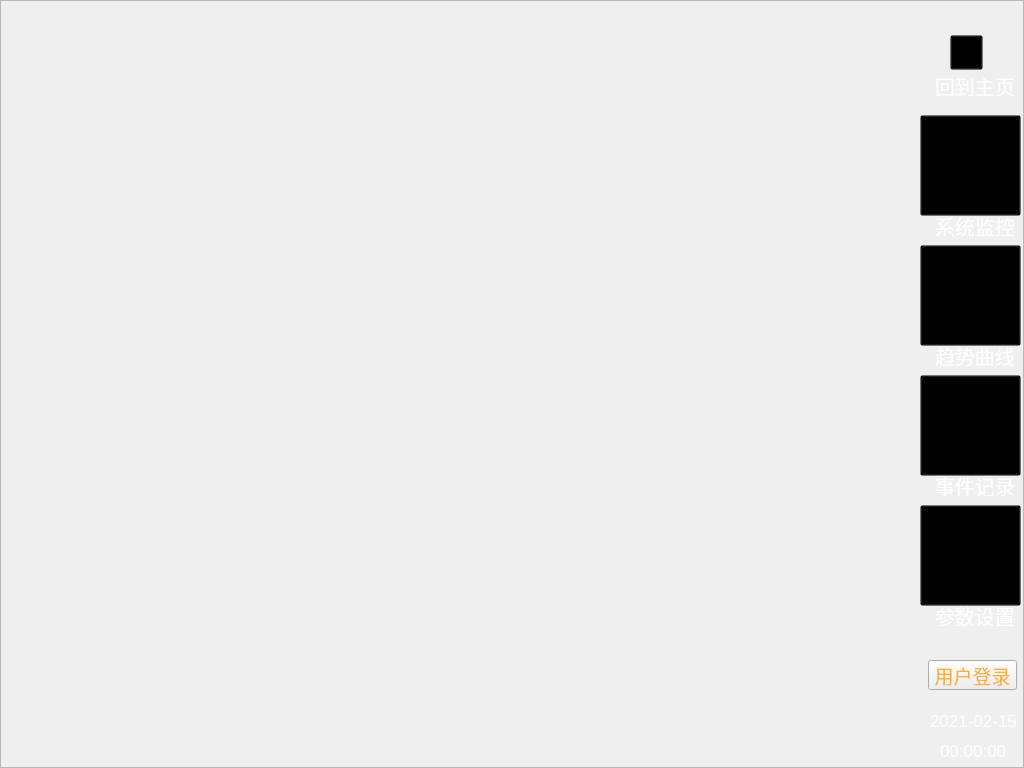
Before: the Qt Designer form Window/Form/mainform.ui in caosq/ChickenFarm, drawn with Qt 5.
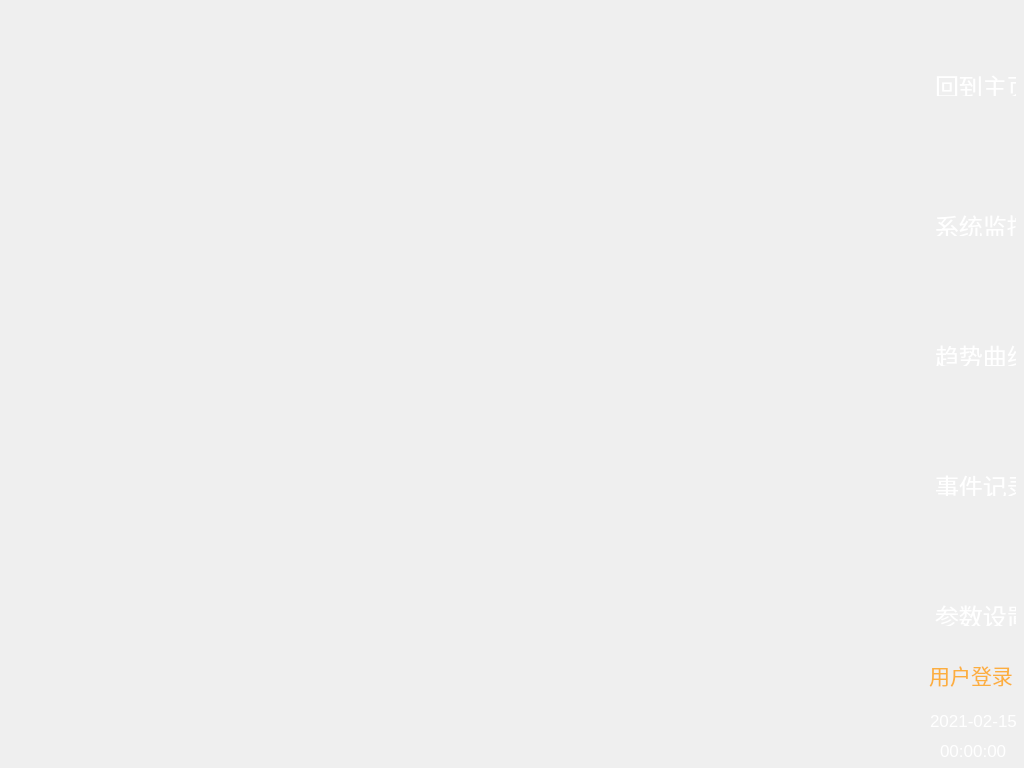
After: the same form once the commit is applied. Icons and pictures are not drawn.

What changed in the file:
```diff
--- a/Window/Form/mainform.ui
+++ b/Window/Form/mainform.ui
@@ -14,7 +14,7 @@
    <string>Form</string>
   </property>
   <property name="styleSheet">
-   <string notr="true"/>
+   <string notr="true">border-style:none;</string>
   </property>
   <widget class="QFrame" name="frame">
    <property name="geometry">
@@ -47,7 +47,9 @@
     </property>
     <property name="styleSheet">
      <string notr="true">#paraButton {background-image: url(:/UI/Frame/参数设置.png);
-background-color: transparent; }</string>
+background-color: transparent; 
+border-style:none;
+outline: none;}</string>
     </property>
     <property name="text">
      <string/>
@@ -64,7 +66,9 @@
     </property>
     <property name="styleSheet">
      <string notr="true">#eventButton {background-image: url(:/UI/Frame/事件记录.png);
-background-color: transparent; }</string>
+background-color: transparent; 
+border-style:none;
+outline: none;}</string>
     </property>
     <property name="text">
      <string/>
@@ -81,7 +85,9 @@
     </property>
     <property name="styleSheet">
      <string notr="true">#curveButton {background-image: url(:/UI/Frame/曲线走势.png);
-background-color: transparent; }</string>
+background-color: transparent; 
+border-style:none;
+outline: none;}</string>
     </property>
     <property name="text">
      <string/>
@@ -98,7 +104,9 @@
     </property>
     <property name="styleSheet">
      <string notr="true">#systemButton {background-image: url(:/UI/Frame/系统监控.png); 
-background-color: transparent; }</string>
+background-color: transparent;
+border-style:none; 
+outline: none;}</string>
     </property>
     <property name="text">
      <string/>
@@ -109,13 +117,14 @@
      <rect>
       <x>950</x>
       <y>35</y>
-      <width>33</width>
-      <height>35</height>
+      <width>30</width>
+      <height>30</height>
      </rect>
     </property>
     <property name="styleSheet">
      <string notr="true">#backButton {background-image: url(:/UI/Frame/返回首页.png);
-background-color: transparent; }</string>
+background-color: transparent;
+outline:none; }</string>
     </property>
     <property name="text">
      <string/>
@@ -188,7 +197,7 @@
     </property>
     <property name="font">
      <font>
-      <pointsize>15</pointsize>
+      <pointsize>18</pointsize>
      </font>
     </property>
     <property name="text">
@@ -243,7 +252,7 @@
     </property>
     <property name="font">
      <font>
-      <pointsize>15</pointsize>
+      <pointsize>18</pointsize>
      </font>
     </property>
     <property name="text">
@@ -298,7 +307,7 @@
     </property>
     <property name="font">
      <font>
-      <pointsize>15</pointsize>
+      <pointsize>18</pointsize>
      </font>
     </property>
     <property name="text">
@@ -353,7 +362,7 @@
     </property>
     <property name="font">
      <font>
-      <pointsize>15</pointsize>
+      <pointsize>18</pointsize>
      </font>
     </property>
     <property name="text">
@@ -408,7 +417,7 @@
     </property>
     <property name="font">
      <font>
-      <pointsize>15</pointsize>
+      <pointsize>18</pointsize>
      </font>
     </property>
     <property name="text">
@@ -546,7 +555,7 @@
      <rect>
       <x>928</x>
       <y>660</y>
-      <width>89</width>
+      <width>86</width>
       <height>30</height>
      </rect>
     </property>
@@ -589,11 +598,12 @@
     </property>
     <property name="font">
      <font>
-      <pointsize>14</pointsize>
+      <pointsize>16</pointsize>
      </font>
     </property>
     <property name="styleSheet">
-     <string notr="true">border-image: url(:/UI/Frame/logBtn.png);</string>
+     <string notr="true">border-image: url(:/UI/Frame/logBtn.png);
+outline: none;</string>
     </property>
     <property name="text">
      <string>用户登录</string>
```
